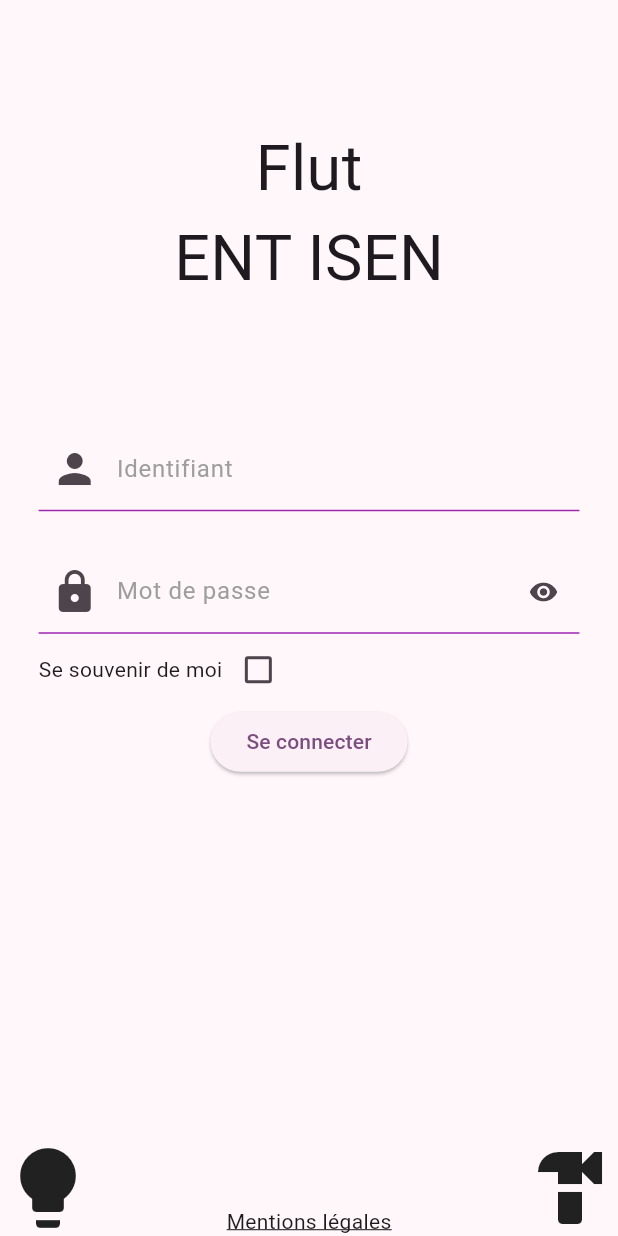
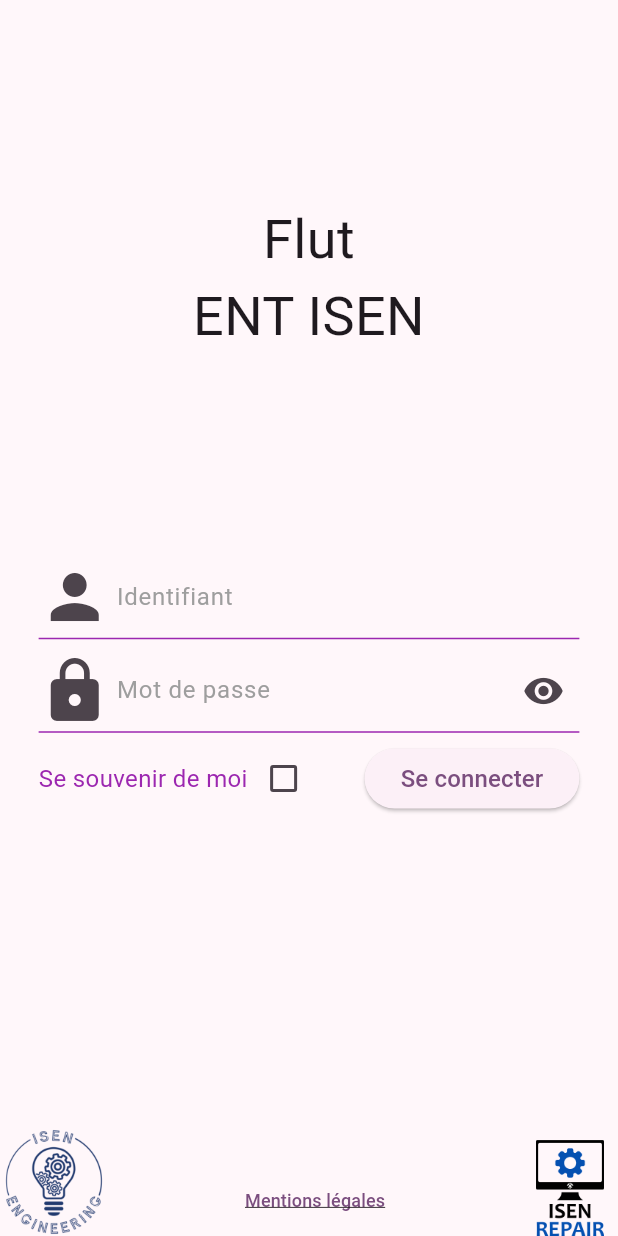
Before and after one commit to JacksonKyoshi/ENT-ISEN-FLUT, a Flutter app: the screen it shows after launch, on a phone screen of 412 x 824 dp. Run offline on Flutter 3.47's test engine with Material 3 defaults, Android fonts, the phone set to English and light mode, and no system bars; our stand-ins replace flutter_svg; missing offline and left inert: icalendar_parser.

Commit message:
feat: v1 of reworked login screen
we need to add a background image, to implement the 'Remember me' checkbox and to create Mentions Légales screen

```diff
--- a/lib/loginscreen/login_screen.dart
+++ b/lib/loginscreen/login_screen.dart
@@ -41,40 +41,35 @@
   Widget build(BuildContext context) {
     return Scaffold(
       body: Container(
-        child: Center(
         child: Column(
+          mainAxisAlignment: MainAxisAlignment.spaceEvenly,
+          crossAxisAlignment: CrossAxisAlignment.center,
           children: <Widget>[
-              SizedBox(height: MediaQuery.of(context).size.height / 10),
-              Text(
-                  "Flut",
+            const Text(
+                "Flut\nENT ISEN",
+                textAlign: TextAlign.center,
                 style: TextStyle(
-                      fontSize: 42
+                    fontSize: 36,
                 )
             ),
-              Text(
-                  "ENT ISEN",
-                  style: TextStyle(
-                      fontSize: 42
-                  )
-              ),
-              SizedBox(height: MediaQuery.of(context).size.height / 10),
             Container( // form container
                 child: Padding(
                   padding: EdgeInsets.only(
                       left: MediaQuery.of(context).size.width / 16, right: MediaQuery.of(context).size.width / 16
                   ),
                   child: Column(
+                    mainAxisAlignment: MainAxisAlignment.spaceBetween,
                     children: <Widget>[
                       TextFormField(
                         controller: _usernameController,
                         autocorrect: false,
-                          decoration: InputDecoration(
-                              prefixIcon: Icon(Icons.person, size: 32),
+                        decoration: const InputDecoration(
+                            prefixIcon: Icon(Icons.person, size: 48),
                             labelText: "Identifiant",
                             labelStyle: TextStyle(color: Colors.grey),
-                              floatingLabelStyle: TextStyle(color: Colors.purple, fontSize: 16),
+                            floatingLabelStyle: TextStyle(color: Colors.purple, fontSize: 20),
                             hintText: "prenom.nom",
-                              hintStyle: TextStyle(color: Colors.grey, fontSize: 12),
+                            hintStyle: TextStyle(color: Colors.grey, fontSize: 16),
                             enabledBorder: UnderlineInputBorder(
                                 borderSide: BorderSide(
                                     color: Colors.purple
@@ -82,16 +77,16 @@
                             )
                         ),
                     ),
-                      SizedBox(height: MediaQuery.of(context).size.height / 32),
+                    SizedBox(height: MediaQuery.of(context).size.height / 128),
                     TextFormField(
                       controller: _passwordController,
                       obscureText: _isPasswordHidden,
                       obscuringCharacter: "●",
                       autocorrect: false,
                       decoration: InputDecoration(
-                            prefixIcon: Icon(Icons.lock, size: 32),
+                          prefixIcon: Icon(Icons.lock, size: 48),
                           suffixIcon: IconButton(
-                                icon: Icon(_isPasswordHidden ? Icons.visibility : Icons.visibility_off, size: 20),
+                              icon: Icon(_isPasswordHidden ? Icons.visibility : Icons.visibility_off, size: 28),
                               onPressed: () {
                                 setState(() {
                                   _isPasswordHidden = !_isPasswordHidden;
@@ -100,25 +95,39 @@
                           ),
                           labelText: "Mot de passe",
                           labelStyle: TextStyle(color: Colors.grey),
-                            floatingLabelStyle: TextStyle(color: Colors.purple, fontSize: 16),
+                          floatingLabelStyle: TextStyle(color: Colors.purple, fontSize: 20),
                           hintText: "●●●●●●",
-                            hintStyle: TextStyle(color: Colors.grey, fontSize: 12),
-                            enabledBorder: UnderlineInputBorder(
+                          hintStyle: const TextStyle(color: Colors.grey, fontSize: 16),
+                          enabledBorder: const UnderlineInputBorder(
                               borderSide: BorderSide(
                                   color: Colors.purple
                               )
                           )
                       ),
                     ),
+                    SizedBox(height: MediaQuery.of(context).size.height / 128),
                     Row(
+                      mainAxisAlignment: MainAxisAlignment.spaceBetween,
                       children: [
-                          Text("Se souvenir de moi"),
-                          Checkbox(value: _remindOfMe, onChanged: (changedState) {
+                        Container(
+                          child: Row(
+                            children: [
+                              const Text(
+                                  "Se souvenir de moi",
+                                  style: TextStyle(
+                                      color: Colors.purple,
+                                      fontSize: 16
+                                  )),
+                              Checkbox(
+                                  value: _remindOfMe,
+                                  activeColor: Colors.purple,
+                                  onChanged: (changedState) {
                                     setState(() {
                                       _remindOfMe = changedState!;
                                     });
-                          })
-                        ]
+                                  }),
+                            ],
+                          )
                         ),
                     ElevatedButton(
                         onPressed: () async {
@@ -167,13 +176,19 @@
                             debugPrint('Erreur lors de la requête: $e');
                           }
                       },
-                        child: Text("Se connecter"))
+                      child: Text(
+                          "Se connecter",
+                          style: TextStyle(
+                            fontSize: 16
+                          ),
+                      ))
+                    ])
                   ],
                 )
               )
-              )
+            ),
+            SizedBox(height: MediaQuery.of(context).size.height / 64)
           ],
-          )
         )
       ),
       bottomSheet: Row(
@@ -181,13 +196,28 @@
         crossAxisAlignment: CrossAxisAlignment.end,
 
         children: <Widget>[
-          Icon(Icons.lightbulb, size: 64),
-          const Text(
+          const Image(
+              image: AssetImage('lib/assets/ISEN-Engineering-logo.png'),
+              width: 72,
+              height: 72
+          ),
+          TextButton(
+              onPressed: () {
+                //TODO: add Mentions légales screen
+                debugPrint("Mentions légales pressed");
+              },
+              child: const Text(
                   "Mentions légales",
                   style: TextStyle(
+                    fontSize: 12,
                     decoration: TextDecoration.underline
-              )),
-          Icon(Icons.hardware, size: 64)
+                  ))
+          ),
+          const Image(
+              image: AssetImage('lib/assets/ISEN-Repair-logo.png'),
+              width: 64,
+              height: 64
+          ),
         ],
       ),
     );
```
Also changed, not shown: pubspec.yaml (+6 -4 lines), lib/assets/ISEN-Engineering-logo.png (added), lib/assets/ISEN-Repair-logo.png (added), pubspec.lock. Lines whose indentation alone changed are shown as unchanged.
